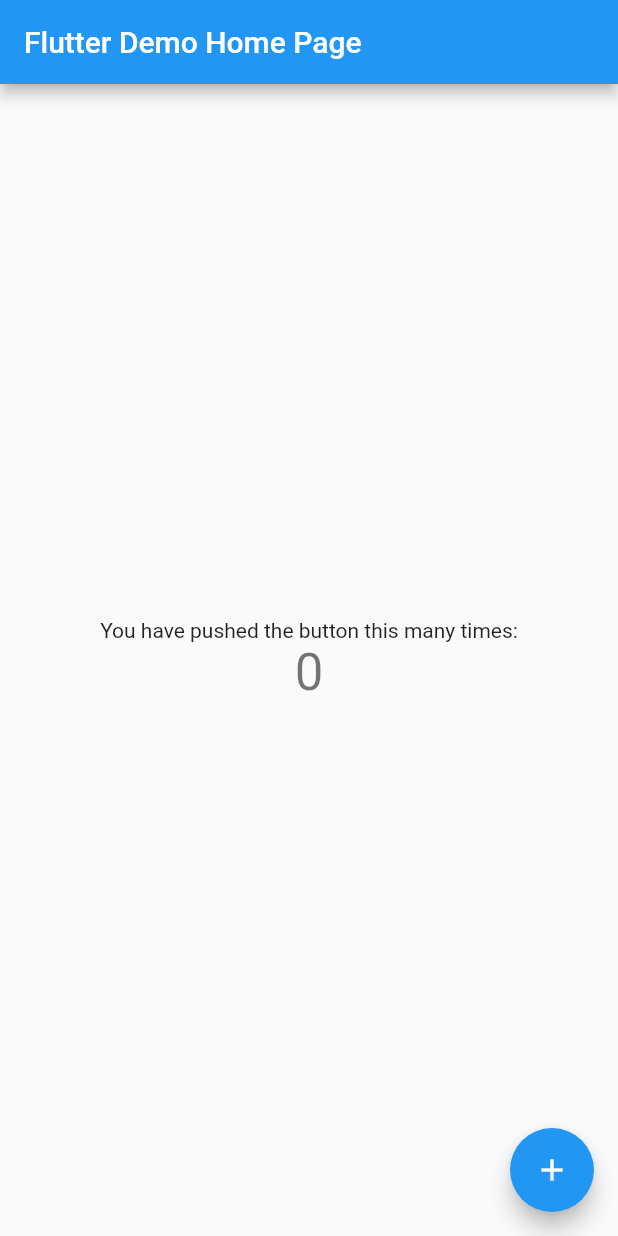
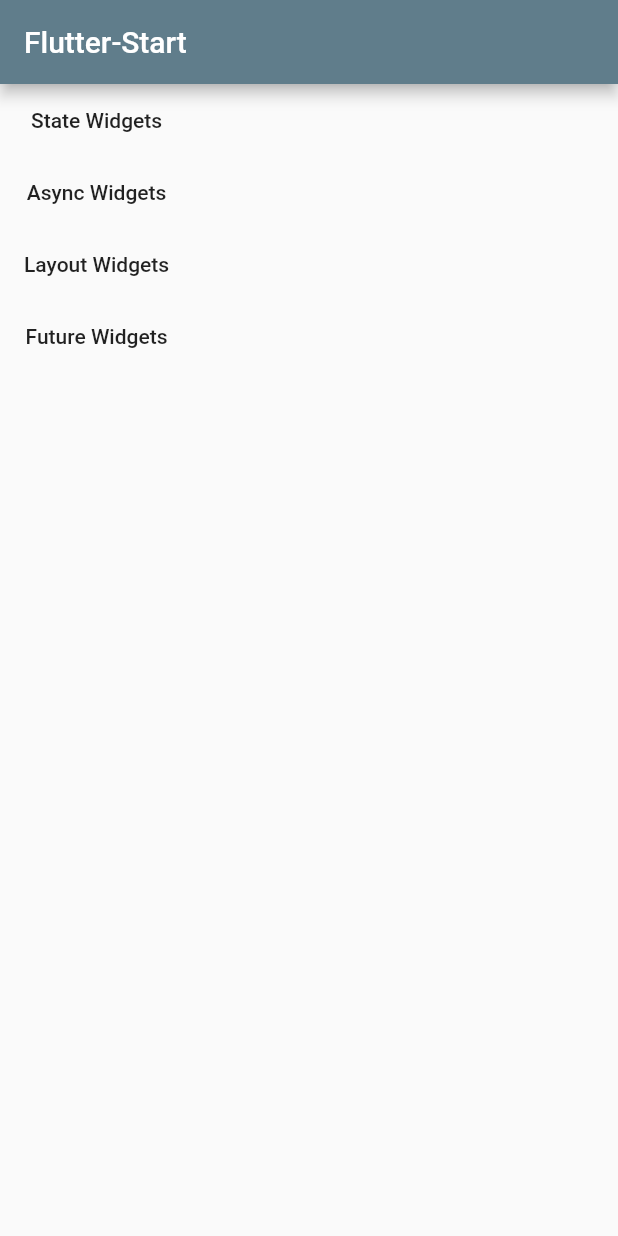
Before and after one commit to xrnd/flutter-start, a Flutter app: the screen it shows after launch, on a phone screen of 412 x 824 dp. Run offline on Flutter 3.47's test engine with Material 2 defaults, Android fonts, the phone set to English and light mode, and no system bars; our stand-ins replace fluro.

Commit message:
Merge branch 'master' of https://github.com/xrnd/flutter-start
# Conflicts:
#	README.md
Added widget demo views, theme, routes

Signed-off-by: xrnd786 <deesha@xiphitech.com>

```diff
--- /dev/null
+++ b/lib/global/Application.dart
@@ -0,0 +1,5 @@
+import 'package:fluro/fluro.dart';
+
+class Application {
+  static Router router;
+}
--- /dev/null
+++ b/lib/global/Themes.dart
@@ -0,0 +1,34 @@
+import 'package:flutter/material.dart';
+
+class Themes {
+  static const MaterialColor darkBlue = const MaterialColor(
+    _bluePrimaryValue,
+    const <int, Color>{
+      50: const Color(0xFFECEFF1),
+      100: const Color(0xFFCFD8DC),
+      200: const Color(0xFFB0BEC5),
+      300: const Color(0xFF90A4AE),
+      400: const Color(0xFF78909C),
+      500: const Color(_bluePrimaryValue),
+      600: const Color(0xFF546E7A),
+      700: const Color(0xFF455A64),
+      800: const Color(0xFF37474F),
+      900: const Color(0xFF263238),
+    },
+  );
+  static const int _bluePrimaryValue = 0xFF607D8B;
+
+  static ThemeData kIOSTheme = new ThemeData(
+    primarySwatch: darkBlue,
+    accentColor: const Color(0xFF03a9f4),
+    primaryColorDark: const Color(0xFF455A64),
+    primaryColor: const Color(0xFF607D8B),
+  );
+
+  static ThemeData kDefaultTheme = new ThemeData(
+    primarySwatch: darkBlue,
+    accentColor: const Color(0xFF03a9f4),
+    primaryColorDark: const Color(0xFF455A64),
+    primaryColor: const Color(0xFF607D8B),
+  );
+}
--- /dev/null
+++ b/lib/global/routes.dart
@@ -0,0 +1,19 @@
+import 'package:fluro/fluro.dart';
+import 'package:flutter/material.dart';
+import 'package:flutter_start/view/HomeView.dart';
+
+final String homeRoute = '/home';
+
+final String stateRoute = '/state';
+final String asyncRoute = '/async';
+final String layoutRoute = '/layout';
+final String futureRoute = '/future';
+
+class Routes {
+  static void configureRoutes(Router router) {
+    router.notFoundHandler = new Handler(
+        handlerFunc: (BuildContext context, Map<String, List<String>> params) {
+      print("ROUTE WAS NOT FOUND !!!");
+    });
+  }
+}
--- a/lib/main.dart
+++ b/lib/main.dart
@@ -1,4 +1,5 @@
 import 'package:flutter/material.dart';
+import 'package:flutter_start/view/HomeView.dart';
 
 void main() => runApp(new MyApp());
 
@@ -7,7 +8,7 @@ class MyApp extends StatelessWidget {
   @override
   Widget build(BuildContext context) {
     return new MaterialApp(
-      title: 'Flutter Demo',
+      title: 'Flutter-Start',
       theme: new ThemeData(
         // This is the theme of your application.
         //
@@ -19,7 +20,7 @@ class MyApp extends StatelessWidget {
         // counter didn't reset back to zero; the application is not restarted.
         primarySwatch: Colors.blue,
       ),
-      home: new MyHomePage(title: 'Flutter Demo Home Page'),
+      home: new HomeView(),
     );
   }
 }
--- /dev/null
+++ b/lib/view/HomeView.dart
@@ -0,0 +1,34 @@
+import 'package:flutter/cupertino.dart';
+import 'package:flutter/foundation.dart';
+import 'package:flutter/material.dart';
+import 'package:flutter_start/global/Themes.dart';
+
+class HomeView extends StatefulWidget {
+  @override
+  State<StatefulWidget> createState() {
+    return new HomeViewState();
+  }
+}
+
+class HomeViewState extends State<HomeView> {
+  @override
+  Widget build(BuildContext context) {
+    return new MaterialApp(
+      debugShowCheckedModeBanner: false,
+      home: new Scaffold(
+        appBar: new AppBar(primary: true, title: new Text('Flutter-Start')),
+        body: new Column(
+          children: <Widget>[
+            new FlatButton(onPressed: () {}, child: new Text('State Widgets')),
+            new FlatButton(onPressed: () {}, child: new Text('Async Widgets')),
+            new FlatButton(onPressed: () {}, child: new Text('Layout Widgets')),
+            new FlatButton(onPressed: () {}, child: new Text('Future Widgets')),
+          ],
+        ),
+      ),
+      theme: defaultTargetPlatform == TargetPlatform.iOS
+          ? Themes.kIOSTheme
+          : Themes.kDefaultTheme,
+    );
+  }
+}
--- a/pubspec.yaml
+++ b/pubspec.yaml
@@ -2,7 +2,8 @@ name: flutter_start
 description: Package of must know in flutter in initial stage
 
 dependencies:
-  flutter:
+   fluro: ^1.3.1
+   flutter:
     sdk: flutter
 
   # The following adds the Cupertino Icons font to your application.
```
Also changed, not shown: lib/view/AsyncWidgetView.dart (added), lib/view/FutureWidgetView.dart (added), lib/view/LayoutWidgetView.dart (added), lib/view/StateWidgetView.dart (added).
